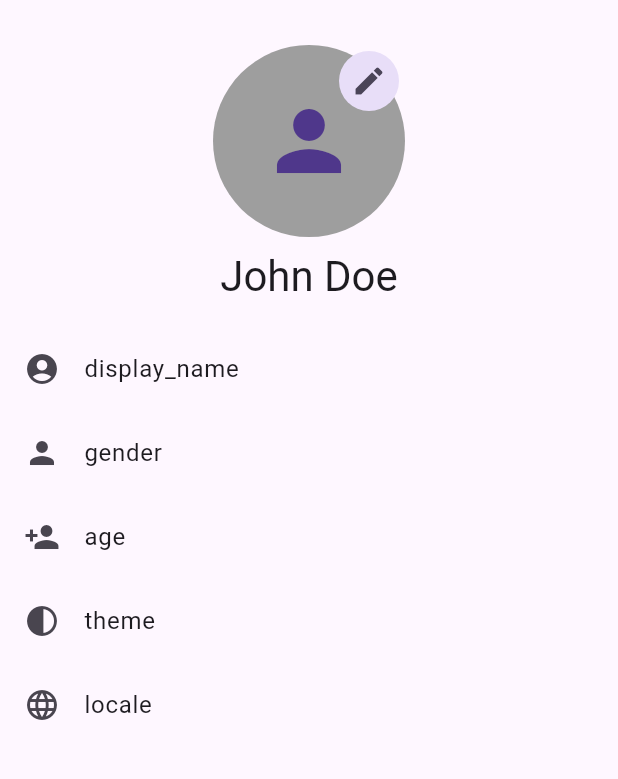
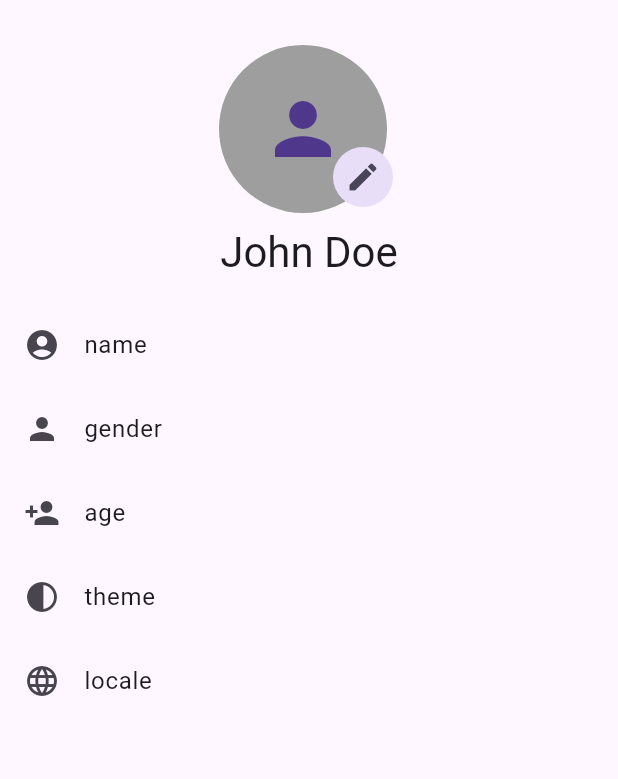
Before and after one commit to anoochit/phr_ng, a Flutter app: the SettingsView screen opened by its route, on a phone screen of 412 x 824 dp, the part 63-842 px from its top. Run offline on Flutter 3.47's test engine with Material 3 defaults, Android fonts, the light colour scheme and no system bars; drawn by our look-alikes of dynamic_color; our stand-ins replace font_awesome_flutter, gap, get, isar; accounts and stored records are empty; generated files the repository leaves out were written again.

Commit message:
add locale

```diff
--- a/lib/app/data/models/profile.dart
+++ b/lib/app/data/models/profile.dart
@@ -6,24 +6,15 @@ part 'profile.g.dart';
 @collection
 class Profile {
   Id id = 1;
-  String name;
-  String image;
-  int? age;
+  late String name;
+  late String image;
+  late int age;
   @enumerated
   Gender gener = Gender.male;
   @enumerated
   ThemeMode theme = ThemeMode.dark;
   @enumerated
   LocaleMode locale = LocaleMode.enUS;
-  Profile({
-    required this.id,
-    required this.name,
-    required this.image,
-    this.age,
-    required this.gener,
-    required this.theme,
-    required this.locale,
-  });
 }
 
 enum ThemeMode {
--- a/lib/app/modules/blood_glucose/views/blood_glucose_view.dart
+++ b/lib/app/modules/blood_glucose/views/blood_glucose_view.dart
@@ -10,7 +10,7 @@ class BloodGlucoseView extends GetView<BloodGlucoseController> {
   Widget build(BuildContext context) {
     return Scaffold(
       appBar: AppBar(
-        title: const Text('blood_glucose'),
+        title: Text('blood_glucose'.tr),
         centerTitle: true,
       ),
       body: const Center(
--- a/lib/app/modules/blood_pressure/views/blood_pressure_view.dart
+++ b/lib/app/modules/blood_pressure/views/blood_pressure_view.dart
@@ -10,7 +10,7 @@ class BloodPressureView extends GetView<BloodPressureController> {
   Widget build(BuildContext context) {
     return Scaffold(
       appBar: AppBar(
-        title: const Text('blood_pressure'),
+        title: Text('blood_pressure'.tr),
         centerTitle: true,
       ),
       body: const Center(
--- a/lib/app/modules/bmi/views/bmi_view.dart
+++ b/lib/app/modules/bmi/views/bmi_view.dart
@@ -10,7 +10,7 @@ class BmiView extends GetView<BmiController> {
   Widget build(BuildContext context) {
     return Scaffold(
       appBar: AppBar(
-        title: const Text('body_mass_index'),
+        title: Text('body_mass_index'.tr),
         centerTitle: true,
       ),
       body: const Center(
--- a/lib/app/modules/home/controllers/home_controller.dart
+++ b/lib/app/modules/home/controllers/home_controller.dart
@@ -8,17 +8,17 @@ class HomeController extends GetxController {
   List<MenuItem> menuItems = [
     MenuItem(
       icon: FontAwesomeIcons.weightScale,
-      title: 'body_mass_index',
+      title: 'body_mass_index'.tr,
       route: Routes.BMI,
     ),
     MenuItem(
       icon: FontAwesomeIcons.heartPulse,
-      title: 'blood_pressure',
+      title: 'blood_pressure'.tr,
       route: Routes.BLOOD_PRESSURE,
     ),
     MenuItem(
       icon: FontAwesomeIcons.candyCane,
-      title: 'blood_glucose',
+      title: 'blood_glucose'.tr,
       route: Routes.BLOOD_GLUCOSE,
     ),
   ];
--- a/lib/app/modules/home/views/bloodpressure_stats_view.dart
+++ b/lib/app/modules/home/views/bloodpressure_stats_view.dart
@@ -66,7 +66,7 @@ class BloodpressureStatsView extends GetView<AppController> {
               ),
             )
           : NodataStatsView(
-              title: 'no_data_blood_pressure',
+              title: 'no_data_blood_pressure'.tr,
             ),
     );
   }
--- a/lib/app/modules/home/views/bmi_stats_view.dart
+++ b/lib/app/modules/home/views/bmi_stats_view.dart
@@ -70,7 +70,7 @@ class BmiStatsView extends GetView<AppController> {
               ),
             )
           : NodataStatsView(
-              title: 'no_data_body_mass_index',
+              title: 'no_data_body_mass_index'.tr,
             ),
     );
   }
--- a/lib/app/modules/home/views/glucose_stats_view.dart
+++ b/lib/app/modules/home/views/glucose_stats_view.dart
@@ -61,7 +61,9 @@ class GlucoseStatsView extends GetView<AppController> {
                 ),
               ),
             )
-          : NodataStatsView(title: 'no_blood_glucose'),
+          : NodataStatsView(
+              title: 'no_data_blood_glucose'.tr,
+            ),
     );
   }
 }
--- a/lib/app/modules/home/views/home_view.dart
+++ b/lib/app/modules/home/views/home_view.dart
@@ -14,7 +14,7 @@ class HomeView extends GetView<HomeController> {
   Widget build(BuildContext context) {
     return Scaffold(
       appBar: AppBar(
-        title: const Text('home'),
+        title: Text('home'.tr),
         centerTitle: false,
         actions: buildPopupMenu,
       ),
@@ -47,14 +47,14 @@ class HomeView extends GetView<HomeController> {
       PopupMenuButton(
         itemBuilder: (context) => [
           PopupMenuItem(
-            child: const Text('settings'),
+            child: Text('settings'.tr),
             onTap: () {
               // open profile setting
               Get.toNamed(Routes.SETTINGS);
             },
           ),
           PopupMenuItem(
-            child: const Text('share'),
+            child: Text('share'.tr),
             onTap: () {
               // TODO : share
             },
--- a/lib/app/modules/settings/views/profile_button_view.dart
+++ b/lib/app/modules/settings/views/profile_button_view.dart
@@ -21,16 +21,16 @@ class ProfileButtonView extends GetView {
   @override
   Widget build(BuildContext context) {
     return SizedBox(
-      width: 64 * 2,
-      height: 64 * 2,
+      width: (56 * 2) + 8,
+      height: (56 * 2),
       child: Stack(
         children: [
           CircleAvatar(
-            radius: 64.0,
+            radius: 56.0,
             child: (image == '')
                 ? const Icon(
                     Icons.person,
-                    size: 64.0,
+                    size: 56.0,
                   )
                 : Image.file(
                     File(image!),
@@ -39,6 +39,7 @@ class ProfileButtonView extends GetView {
             backgroundColor: backgroundColor,
           ),
           Positioned(
+            bottom: 0,
             right: 0,
             child: IconButton.filledTonal(
               onPressed: () {},
--- a/lib/app/modules/settings/views/settings_view.dart
+++ b/lib/app/modules/settings/views/settings_view.dart
@@ -12,7 +12,7 @@ class SettingsView extends GetView {
   Widget build(BuildContext context) {
     return Scaffold(
       appBar: AppBar(
-        title: const Text('settings'),
+        title: Text('settings'.tr),
         centerTitle: true,
       ),
       body: GetBuilder<AppController>(
@@ -32,7 +32,9 @@ class SettingsView extends GetView {
                   title: name,
                   image: image,
                   backgroundColor: Colors.grey,
-                  onTap: () {},
+                  onTap: () {
+                    // TODO : Change avatar image
+                  },
                 ),
 
                 Gap(8.0),
@@ -50,45 +52,45 @@ class SettingsView extends GetView {
                 // change display name
                 ListTile(
                   leading: Icon(Icons.account_circle),
-                  title: Text('display_name'),
+                  title: Text('name'.tr),
                   onTap: () {
-                    // setting display name
+                    //  TODO : setting display name
                   },
                 ),
 
                 // change gender
                 ListTile(
                   leading: Icon(Icons.person),
-                  title: Text('gender'),
+                  title: Text('gender'.tr),
                   onTap: () {
-                    // setting gener
+                    // TODO : setting gener
                   },
                 ),
 
                 // change age
                 ListTile(
                   leading: Icon(Icons.person_add),
-                  title: Text('age'),
+                  title: Text('age'.tr),
                   onTap: () {
-                    // setting age
+                    // TODO : setting age
                   },
                 ),
 
                 // change theme
                 ListTile(
                   leading: Icon(Icons.contrast),
-                  title: Text('theme'),
+                  title: Text('theme'.tr),
                   onTap: () {
-                    // setting theme
+                    // TODO : setting theme
                   },
                 ),
 
                 // change locale
                 ListTile(
                   leading: Icon(Icons.language),
-                  title: Text('locale'),
+                  title: Text('locale'.tr),
                   onTap: () {
-                    // setting locale
+                    // TODO :setting locale
                   },
                 ),
               ],
--- a/lib/app/widgets/views/menu_item_view.dart
+++ b/lib/app/widgets/views/menu_item_view.dart
@@ -35,7 +35,7 @@ class MenuItemView extends GetView {
               // title
               Text(
                 title,
-                style: Theme.of(context).textTheme.labelMedium,
+                style: Theme.of(context).textTheme.bodyMedium,
               ),
             ],
           );
--- a/pubspec.yaml
+++ b/pubspec.yaml
@@ -15,10 +15,11 @@ dependencies:
   get: 4.6.6
   isar: ^3.1.0+1
   isar_flutter_libs: ^3.1.0+1
+  numberpicker: ^2.1.2
   path_provider: ^2.1.3
 
 dev_dependencies:
-  analyzer:
+  analyzer: null
   build_runner: ^2.4.10
   flutter_lints: ^3.0.0
   flutter_test:
```
Also changed, not shown: assets/locales/en_US.json (added, +16 -0 lines), assets/locales/th_TH.json (added, +16 -0 lines), lib/app/controllers/app_controller.dart (+8 -10 lines), lib/main.dart (+7 -7 lines), lib/app/data/models/profile.g.dart, lib/generated/locales.g.dart (added), pubspec.lock.
